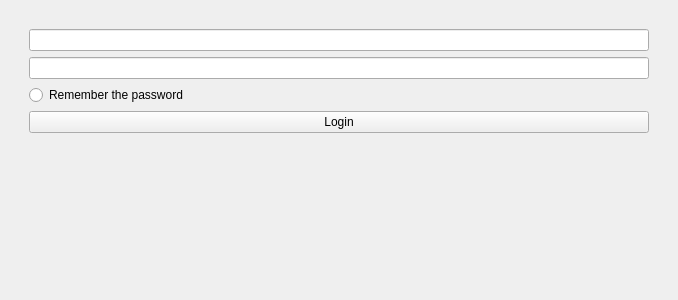
Above: src/login-dialog.ui from openeuler-mirror/ks-scmc-gui before the change. Below: the same form after it.
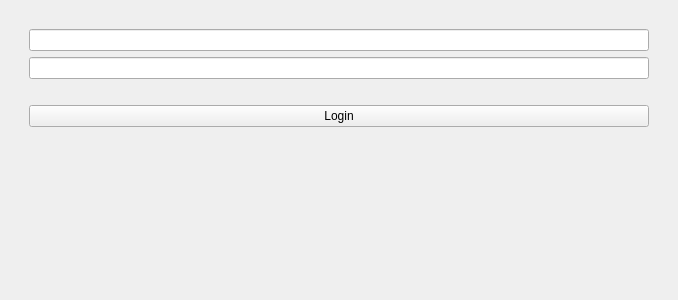
That is the form after the change.

Commit message:
fix(*):improve qss and add icon in window
- 完善样式，添加图标

Diff of the .ui file:
```diff
--- a/src/login-dialog.ui
+++ b/src/login-dialog.ui
@@ -34,13 +34,6 @@
          </item>
          <item>
           <layout class="QHBoxLayout" name="horizontalLayout_4">
-           <item>
-            <widget class="QRadioButton" name="radio_btn_remember_pw">
-             <property name="text">
-              <string>Remember the password</string>
-             </property>
-            </widget>
-           </item>
            <item>
             <widget class="QLabel" name="lab_tips">
              <property name="text">
```
The commit also changes 7 other files.
